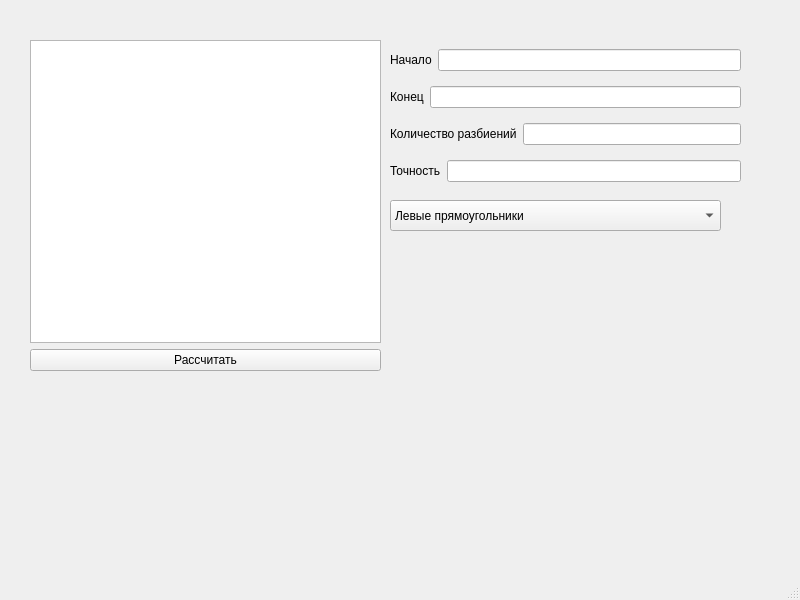
Qt form mainwindow.ui (Rokli/NumericalIntegration) before a commit.
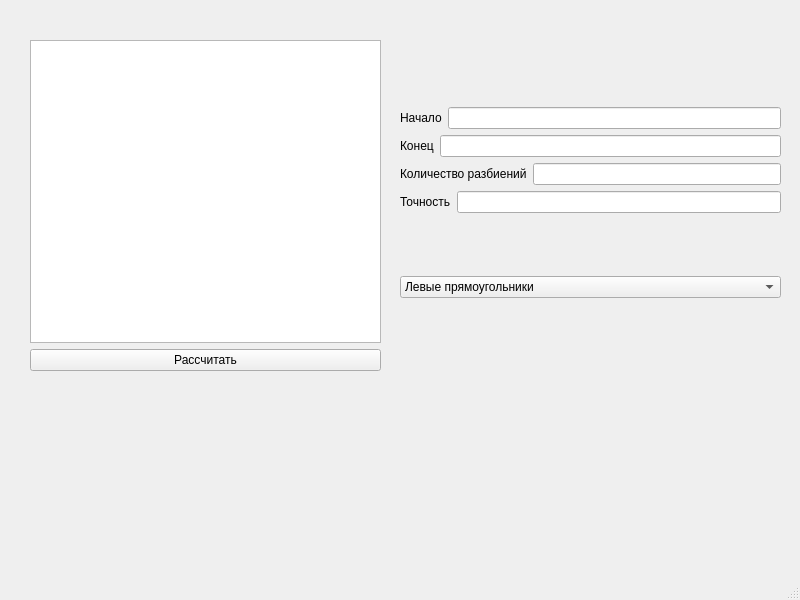
The same form after that commit.

Commit message: complete main view

What changed in the file:
```diff
--- a/mainwindow.ui
+++ b/mainwindow.ui
@@ -14,57 +14,17 @@
    <string>MainWindow</string>
   </property>
   <widget class="QWidget" name="centralwidget">
-   <widget class="QComboBox" name="comboBox">
-    <property name="geometry">
-     <rect>
-      <x>390</x>
-      <y>200</y>
-      <width>331</width>
-      <height>31</height>
-     </rect>
-    </property>
-    <item>
-     <property name="text">
-      <string>Левые прямоугольники</string>
-     </property>
-    </item>
-    <item>
-     <property name="text">
-      <string>Средние прямоугольники</string>
-     </property>
-    </item>
-   </widget>
    <widget class="QWidget" name="">
     <property name="geometry">
      <rect>
-      <x>30</x>
-      <y>40</y>
-      <width>351</width>
-      <height>331</height>
+      <x>400</x>
+      <y>50</y>
+      <width>381</width>
+      <height>306</height>
      </rect>
     </property>
-    <layout class="QVBoxLayout" name="verticalLayout">
+    <layout class="QVBoxLayout" name="verticalLayout_3">
      <item>
-      <widget class="QTextEdit" name="outputNumber"/>
-     </item>
-     <item>
-      <widget class="QPushButton" name="pushButton">
-       <property name="text">
-        <string>Рассчитать</string>
-       </property>
-      </widget>
-     </item>
-    </layout>
-   </widget>
-   <widget class="QWidget" name="">
-    <property name="geometry">
-     <rect>
-      <x>390</x>
-      <y>40</y>
-      <width>351</width>
-      <height>151</height>
-     </rect>
-    </property>
     <layout class="QVBoxLayout" name="verticalLayout_2">
      <item>
       <layout class="QHBoxLayout" name="horizontalLayout">
@@ -121,6 +81,44 @@
         <widget class="QLineEdit" name="epsW"/>
        </item>
       </layout>
+       </item>
+      </layout>
+     </item>
+     <item>
+      <widget class="QComboBox" name="comboBox">
+       <item>
+        <property name="text">
+         <string>Левые прямоугольники</string>
+        </property>
+       </item>
+       <item>
+        <property name="text">
+         <string>Средние прямоугольники</string>
+        </property>
+       </item>
+      </widget>
+     </item>
+    </layout>
+   </widget>
+   <widget class="QWidget" name="">
+    <property name="geometry">
+     <rect>
+      <x>30</x>
+      <y>40</y>
+      <width>351</width>
+      <height>331</height>
+     </rect>
+    </property>
+    <layout class="QVBoxLayout" name="verticalLayout">
+     <item>
+      <widget class="QTextEdit" name="outputNumber"/>
+     </item>
+     <item>
+      <widget class="QPushButton" name="pushButton">
+       <property name="text">
+        <string>Рассчитать</string>
+       </property>
+      </widget>
      </item>
     </layout>
    </widget>
```
Lines whose indentation alone changed are shown as unchanged. The commit also changes 1 other file.
